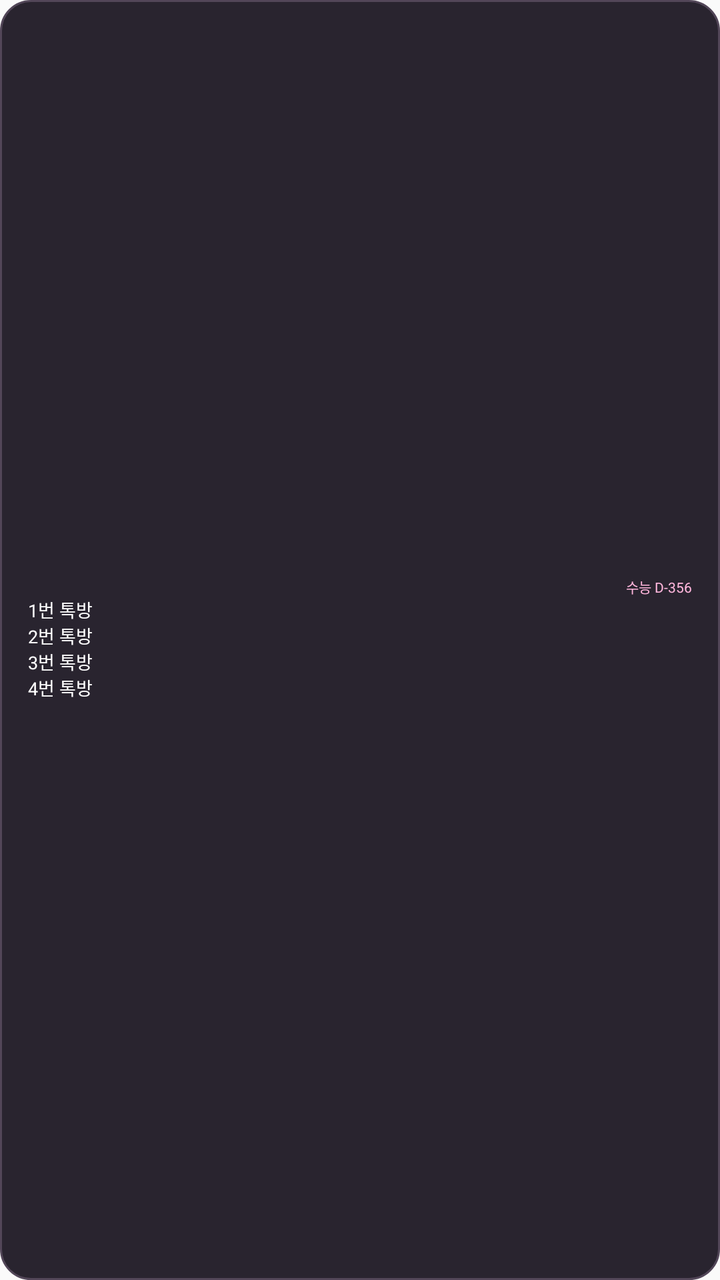
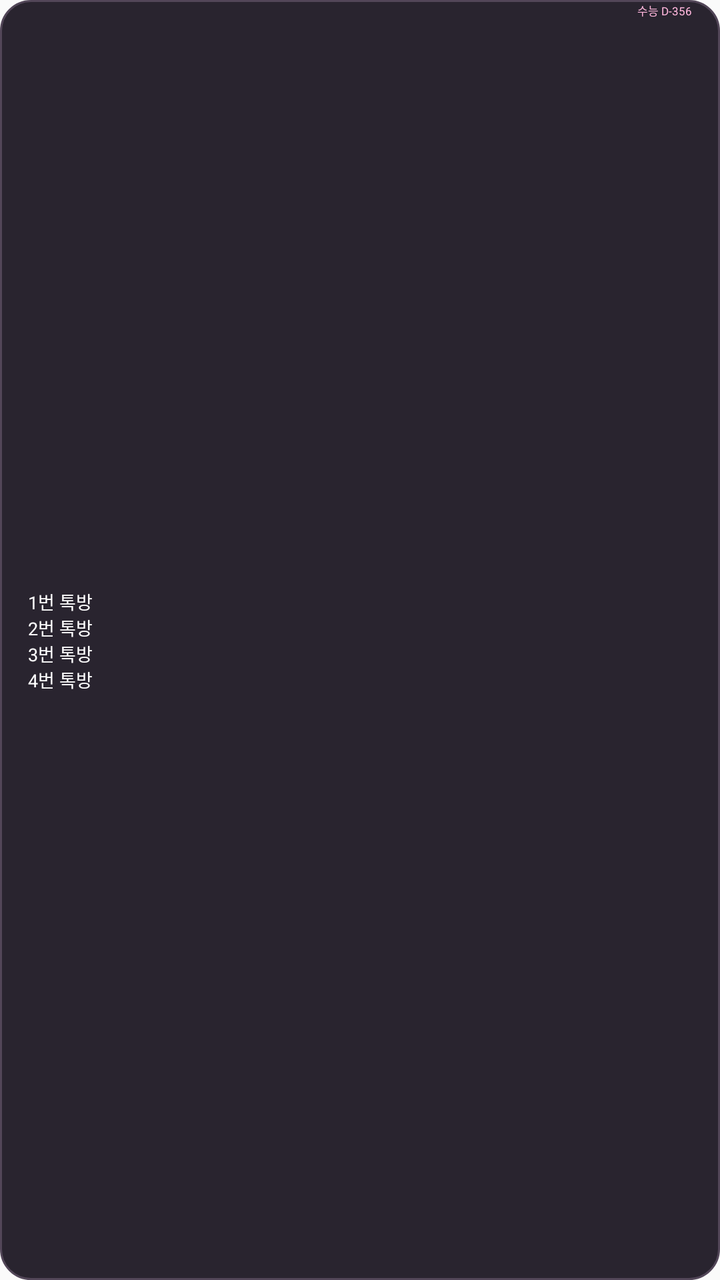

Two renders of the same Android screen: before a commit and after it. Below are the layout's source before the change and the commit's diff.
<!-- AndroidManifest.xml: application theme android:Theme.Material.Light.NoActionBar -->
<!-- res/layout/widget_small.xml -->
<?xml version="1.0" encoding="utf-8"?>
<LinearLayout xmlns:android="http://schemas.android.com/apk/res/android"
    android:id="@+id/widget_root" android:layout_width="match_parent"
    android:layout_height="match_parent" android:orientation="vertical"
    android:gravity="center_vertical" android:background="@drawable/widget_bg"
    android:paddingStart="14dp" android:paddingEnd="14dp"
    android:paddingTop="1dp" android:paddingBottom="2dp">
    <TextView android:id="@+id/exam_d_day"
        android:layout_width="match_parent" android:layout_height="wrap_content"
        android:gravity="end|center_vertical" android:singleLine="true"
        android:includeFontPadding="false" android:textSize="7sp"
        android:textColor="#FFB6DC" android:text="수능 D-356"/>
    <TextView android:id="@+id/room_row_1" android:layout_width="match_parent"
        android:layout_height="wrap_content" android:gravity="center_vertical"
        android:singleLine="true" android:ellipsize="end"
        android:includeFontPadding="false" android:textSize="9sp"
        android:textColor="#FFFFFF" android:text="1번 톡방"/>
    <TextView android:id="@+id/room_row_2" android:layout_width="match_parent"
        android:layout_height="wrap_content" android:gravity="center_vertical"
        android:singleLine="true" android:ellipsize="end"
        android:includeFontPadding="false" android:textSize="9sp"
        android:textColor="#FFFFFF" android:text="2번 톡방"/>
    <TextView android:id="@+id/room_row_3" android:layout_width="match_parent"
        android:layout_height="wrap_content" android:gravity="center_vertical"
        android:singleLine="true" android:ellipsize="end"
        android:includeFontPadding="false" android:textSize="9sp"
        android:textColor="#FFFFFF" android:text="3번 톡방"/>
    <TextView android:id="@+id/room_row_4" android:layout_width="match_parent"
        android:layout_height="wrap_content" android:gravity="center_vertical"
        android:singleLine="true" android:ellipsize="end"
        android:includeFontPadding="false" android:textSize="9sp"
        android:textColor="#FFFFFF" android:text="4번 톡방"/>
</LinearLayout>
<!-- resources referenced by this layout -->
<resources>
  <!-- drawable widget_bg (drawable) -->
  <?xml version="1.0" encoding="utf-8"?>
  <shape xmlns:android="http://schemas.android.com/apk/res/android">
      <solid android:color="#29242F"/>
      <corners android:radius="15dp"/>
      <stroke android:width="1dp" android:color="#524658"/>
  </shape>
</resources>

<!-- the commit's change to res/layout/widget_small.xml (unified diff, before → after) -->
@@ -1,33 +1,75 @@
 <?xml version="1.0" encoding="utf-8"?>
-<LinearLayout xmlns:android="http://schemas.android.com/apk/res/android"
-    android:id="@+id/widget_root" android:layout_width="match_parent"
-    android:layout_height="match_parent" android:orientation="vertical"
-    android:gravity="center_vertical" android:background="@drawable/widget_bg"
-    android:paddingStart="14dp" android:paddingEnd="14dp"
-    android:paddingTop="1dp" android:paddingBottom="2dp">
-    <TextView android:id="@+id/exam_d_day"
-        android:layout_width="match_parent" android:layout_height="wrap_content"
-        android:gravity="end|center_vertical" android:singleLine="true"
-        android:includeFontPadding="false" android:textSize="7sp"
-        android:textColor="#FFB6DC" android:text="수능 D-356"/>
-    <TextView android:id="@+id/room_row_1" android:layout_width="match_parent"
-        android:layout_height="wrap_content" android:gravity="center_vertical"
-        android:singleLine="true" android:ellipsize="end"
-        android:includeFontPadding="false" android:textSize="9sp"
-        android:textColor="#FFFFFF" android:text="1번 톡방"/>
-    <TextView android:id="@+id/room_row_2" android:layout_width="match_parent"
-        android:layout_height="wrap_content" android:gravity="center_vertical"
-        android:singleLine="true" android:ellipsize="end"
-        android:includeFontPadding="false" android:textSize="9sp"
-        android:textColor="#FFFFFF" android:text="2번 톡방"/>
-    <TextView android:id="@+id/room_row_3" android:layout_width="match_parent"
-        android:layout_height="wrap_content" android:gravity="center_vertical"
-        android:singleLine="true" android:ellipsize="end"
-        android:includeFontPadding="false" android:textSize="9sp"
-        android:textColor="#FFFFFF" android:text="3번 톡방"/>
-    <TextView android:id="@+id/room_row_4" android:layout_width="match_parent"
-        android:layout_height="wrap_content" android:gravity="center_vertical"
-        android:singleLine="true" android:ellipsize="end"
-        android:includeFontPadding="false" android:textSize="9sp"
-        android:textColor="#FFFFFF" android:text="4번 톡방"/>
-</LinearLayout>
+<FrameLayout xmlns:android="http://schemas.android.com/apk/res/android"
+    android:id="@+id/widget_root"
+    android:layout_width="match_parent"
+    android:layout_height="match_parent"
+    android:background="@drawable/widget_bg"
+    android:paddingStart="14dp"
+    android:paddingEnd="14dp"
+    android:paddingTop="1dp"
+    android:paddingBottom="2dp">
+
+    
+    <LinearLayout android:id="@+id/widget_chat_rows"
+        android:layout_width="match_parent"
+        android:layout_height="wrap_content"
+        android:layout_gravity="center_vertical"
+        android:orientation="vertical"
+        android:gravity="center_vertical"
+        android:paddingTop="2dp">
+        <TextView android:id="@+id/room_row_1"
+            android:layout_width="match_parent"
+            android:layout_height="wrap_content"
+            android:gravity="center_vertical"
+            android:singleLine="true"
+            android:ellipsize="end"
+            android:includeFontPadding="false"
+            android:paddingEnd="43dp"
+            android:textSize="9sp"
+            android:textColor="#FFFFFF"
+            android:text="1번 톡방"/>
+        <TextView android:id="@+id/room_row_2"
+            android:layout_width="match_parent"
+            android:layout_height="wrap_content"
+            android:gravity="center_vertical"
+            android:singleLine="true"
+            android:ellipsize="end"
+            android:includeFontPadding="false"
+            android:textSize="9sp"
+            android:textColor="#FFFFFF"
+            android:text="2번 톡방"/>
+        <TextView android:id="@+id/room_row_3"
+            android:layout_width="match_parent"
+            android:layout_height="wrap_content"
+            android:gravity="center_vertical"
+            android:singleLine="true"
+            android:ellipsize="end"
+            android:includeFontPadding="false"
+            android:textSize="9sp"
+            android:textColor="#FFFFFF"
+            android:text="3번 톡방"/>
+        <TextView android:id="@+id/room_row_4"
+            android:layout_width="match_parent"
+            android:layout_height="wrap_content"
+            android:gravity="center_vertical"
+            android:singleLine="true"
+            android:ellipsize="end"
+            android:includeFontPadding="false"
+            android:textSize="9sp"
+            android:textColor="#FFFFFF"
+            android:text="4번 톡방"/>
+    </LinearLayout>
+
+    
+    <TextView
+        android:id="@+id/exam_d_day"
+        android:layout_width="wrap_content"
+        android:layout_height="wrap_content"
+        android:layout_gravity="top|end"
+        android:gravity="end|top"
+        android:singleLine="true"
+        android:includeFontPadding="false"
+        android:textSize="5.5sp"
+        android:textColor="#FFB6DC"
+        android:text="수능 D-356"/>
+</FrameLayout>
